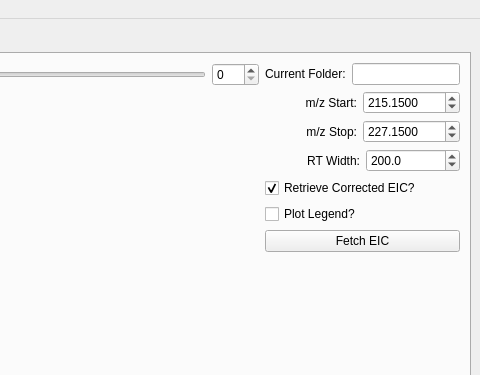
First picture: the form in pyXCMS/main.ui, repository mfitzp/toolz, before the edit; both pictures show x 507 to 987 and y 0 to 375 of the 987 by 731 pixel window.
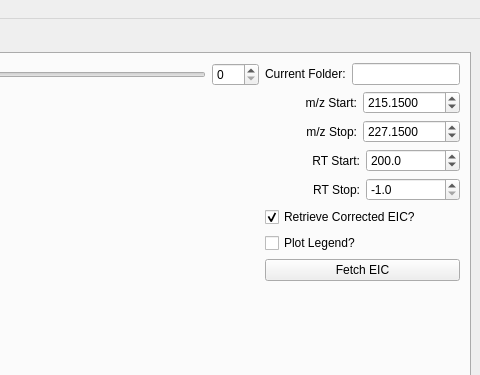
Second picture: the form after the edit. The open tabs and pages were chosen to show the change. Icons and pictures are not drawn. Custom widgets are drawn as their Qt base class.

Diff of the .ui file:
```diff
--- a/pyXCMS/main.ui
+++ b/pyXCMS/main.ui
@@ -371,7 +371,7 @@
                 <item>
                  <widget class="QLabel" name="label_11" >
                   <property name="text" >
-                   <string>RT Width:</string>
+                   <string>RT Start:</string>
                   </property>
                   <property name="alignment" >
                    <set>Qt::AlignRight|Qt::AlignTrailing|Qt::AlignVCenter</set>
@@ -402,6 +402,45 @@
                 </item>
                </layout>
               </item>
+              <item>
+               <layout class="QHBoxLayout" >
+                <item>
+                 <widget class="QLabel" name="label_12" >
+                  <property name="text" >
+                   <string>RT Stop:</string>
+                  </property>
+                  <property name="alignment" >
+                   <set>Qt::AlignRight|Qt::AlignTrailing|Qt::AlignVCenter</set>
+                  </property>
+                 </widget>
+                </item>
+                <item>
+                 <widget class="QDoubleSpinBox" name="rtWidthSB_Stop" >
+                  <property name="toolTip" >
+                   <string>&lt;html>&lt;head>&lt;meta name="qrichtext" content="1" />&lt;style type="text/css">
+p, li { white-space: pre-wrap; }
+&lt;/style>&lt;/head>&lt;body style=" font-family:'MS Shell Dlg 2'; font-size:8.25pt; font-weight:400; font-style:normal;">
+&lt;p style=" margin-top:0px; margin-bottom:0px; margin-left:0px; margin-right:0px; -qt-block-indent:0; text-indent:0px;">&lt;span style=" font-size:8pt;">Set to -1 for the entire spectrum&lt;/span>&lt;/p>&lt;/body>&lt;/html></string>
+                  </property>
+                  <property name="decimals" >
+                   <number>1</number>
+                  </property>
+                  <property name="minimum" >
+                   <double>-1.000000000000000</double>
+                  </property>
+                  <property name="maximum" >
+                   <double>100000.000000000000000</double>
+                  </property>
+                  <property name="singleStep" >
+                   <double>1.000000000000000</double>
+                  </property>
+                  <property name="value" >
+                   <double>-1.000000000000000</double>
+                  </property>
+                 </widget>
+                </item>
+               </layout>
+              </item>
               <item>
                <widget class="QCheckBox" name="rtTypeCB" >
                 <property name="toolTip" >
```
